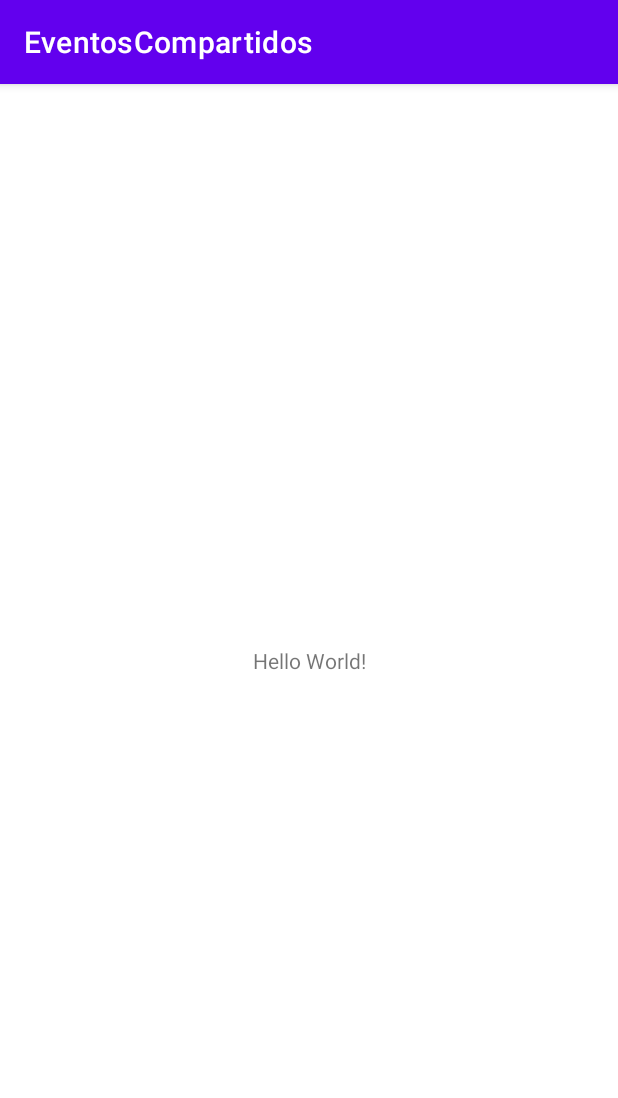
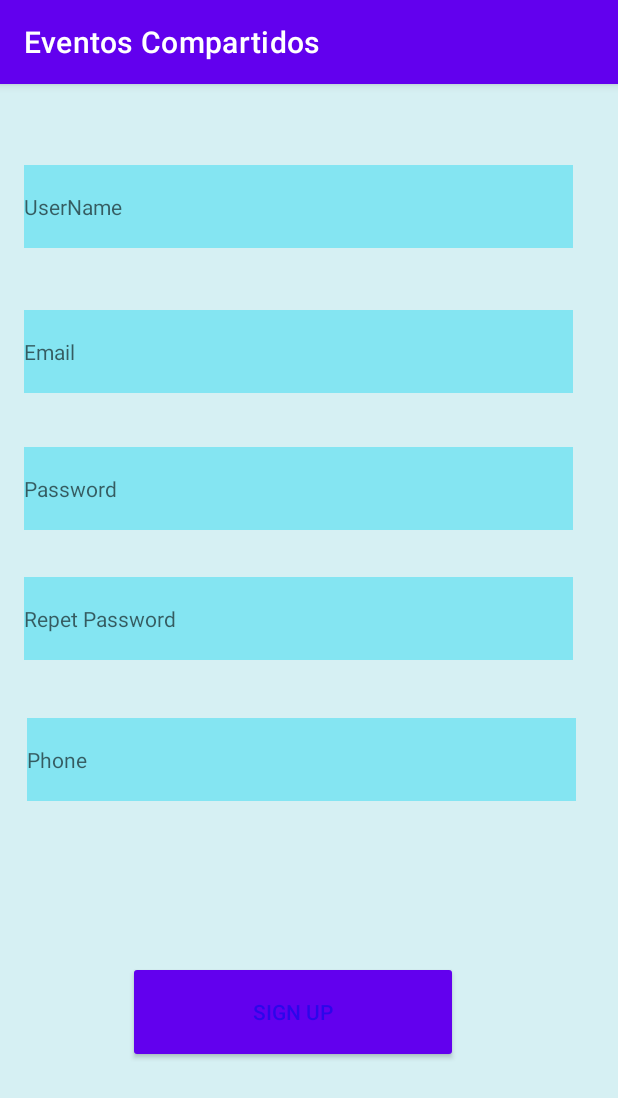
Before and after one commit to ChemaRuiz94/DesafioFinalAndroid, an Android app: the screen it shows after launch (MainActivity before the commit, SignUpActivity after it), on a phone screen of 412 x 824 dp. Shown: the top 1098 px of the screen. Run offline under Robolectric (Android 15) with nearby library versions, the light colour scheme and no system bars.

Commit message:
Commit - SignUp -> Diseño

```diff
--- a/app/src/main/AndroidManifest.xml
+++ b/app/src/main/AndroidManifest.xml
@@ -10,14 +10,18 @@
         android:supportsRtl="true"
         android:theme="@style/Theme.EventosCompartidos">
         <activity
-            android:name=".MainActivity"
-            android:exported="true">
+            android:name=".SignUpActivity"
+            android:exported="true" >
             <intent-filter>
                 <action android:name="android.intent.action.MAIN" />
 
                 <category android:name="android.intent.category.LAUNCHER" />
             </intent-filter>
         </activity>
+        <activity
+            android:name=".MainActivity"
+            android:exported="true">
+        </activity>
     </application>
 
 </manifest>
--- /dev/null
+++ b/app/src/main/java/com/chema/eventoscompartidos/SignUpActivity.kt
@@ -0,0 +1,11 @@
+package com.chema.eventoscompartidos
+
+import androidx.appcompat.app.AppCompatActivity
+import android.os.Bundle
+
+class SignUpActivity : AppCompatActivity() {
+    override fun onCreate(savedInstanceState: Bundle?) {
+        super.onCreate(savedInstanceState)
+        setContentView(R.layout.activity_sign_up)
+    }
+}
--- /dev/null
+++ b/app/src/main/res/layout/activity_sign_up.xml
@@ -0,0 +1,98 @@
+<?xml version="1.0" encoding="utf-8"?>
+<androidx.constraintlayout.widget.ConstraintLayout xmlns:android="http://schemas.android.com/apk/res/android"
+    xmlns:app="http://schemas.android.com/apk/res-auto"
+    xmlns:tools="http://schemas.android.com/tools"
+    android:layout_width="match_parent"
+    android:layout_height="match_parent"
+    tools:context=".SignUpActivity"
+    android:background="@color/bk_fondo_1_claro">
+
+    <EditText
+        android:id="@+id/ed_txt_userName_signUp"
+        android:layout_width="366dp"
+        android:layout_height="55dp"
+        android:ems="10"
+        android:hint="@string/userName"
+        style="@style/textBox_basic_style"
+        android:inputType="textPersonName"
+        app:layout_constraintBottom_toBottomOf="parent"
+        app:layout_constraintEnd_toEndOf="parent"
+        app:layout_constraintHorizontal_bias="0.355"
+        app:layout_constraintStart_toStartOf="parent"
+        app:layout_constraintTop_toTopOf="parent"
+        app:layout_constraintVertical_bias="0.076" />
+
+    <EditText
+        android:id="@+id/ed_txt_email_signUp"
+        android:layout_width="366dp"
+        android:layout_height="55dp"
+        android:ems="10"
+        android:inputType="textPersonName"
+        android:hint="@string/email"
+        style="@style/textBox_basic_style"
+        app:layout_constraintBottom_toBottomOf="parent"
+        app:layout_constraintEnd_toEndOf="parent"
+        app:layout_constraintHorizontal_bias="0.355"
+        app:layout_constraintStart_toStartOf="parent"
+        app:layout_constraintTop_toTopOf="parent"
+        app:layout_constraintVertical_bias="0.211" />
+
+    <EditText
+        android:id="@+id/ed_txt_pwd_signUp"
+        android:layout_width="366dp"
+        android:layout_height="55dp"
+        android:ems="10"
+        android:inputType="textPassword"
+        android:hint="@string/password"
+        style="@style/textBox_basic_style"
+        app:layout_constraintBottom_toBottomOf="parent"
+        app:layout_constraintEnd_toEndOf="parent"
+        app:layout_constraintHorizontal_bias="0.355"
+        app:layout_constraintStart_toStartOf="parent"
+        app:layout_constraintTop_toTopOf="parent"
+        app:layout_constraintVertical_bias="0.34" />
+
+    <EditText
+        android:id="@+id/ed_txt_pwd2_signUp"
+        android:layout_width="366dp"
+        android:layout_height="55dp"
+        android:ems="10"
+        android:inputType="textPassword"
+        android:hint="@string/repetPassword"
+        style="@style/textBox_basic_style"
+        app:layout_constraintBottom_toBottomOf="parent"
+        app:layout_constraintEnd_toEndOf="parent"
+        app:layout_constraintHorizontal_bias="0.355"
+        app:layout_constraintStart_toStartOf="parent"
+        app:layout_constraintTop_toTopOf="parent"
+        app:layout_constraintVertical_bias="0.461" />
+
+    <EditText
+        android:id="@+id/ed_txt_phone_signUp"
+        android:layout_width="366dp"
+        android:layout_height="55dp"
+        android:ems="10"
+        android:inputType="textPersonName"
+        android:hint="@string/phone"
+        style="@style/textBox_basic_style"
+        app:layout_constraintBottom_toBottomOf="parent"
+        app:layout_constraintEnd_toEndOf="parent"
+        app:layout_constraintHorizontal_bias="0.388"
+        app:layout_constraintStart_toStartOf="parent"
+        app:layout_constraintTop_toTopOf="parent"
+        app:layout_constraintVertical_bias="0.593" />
+
+    <Button
+        android:id="@+id/btn_confirmar_signUp"
+        style="@style/btn_basic_style"
+        android:layout_width="220dp"
+        android:layout_height="68dp"
+        android:backgroundTint="@color/bk_color_btn"
+        android:text="@string/signUp"
+        app:layout_constraintBottom_toBottomOf="parent"
+        app:layout_constraintEnd_toEndOf="parent"
+        app:layout_constraintHorizontal_bias="0.445"
+        app:layout_constraintStart_toStartOf="parent"
+        app:layout_constraintTop_toTopOf="parent"
+        app:layout_constraintVertical_bias="0.835" />
+</androidx.constraintlayout.widget.ConstraintLayout>
--- a/app/src/main/res/values/colors.xml
+++ b/app/src/main/res/values/colors.xml
@@ -7,4 +7,9 @@
     <color name="teal_700">#FF018786</color>
     <color name="black">#FF000000</color>
     <color name="white">#FFFFFFFF</color>
+
+    <color name="bk_fondo_1_claro">#d6f0f3</color>
+    <color name="bk_textBox_">#84e5f2</color>
+    <color name="txt_color_textBox">#2c06ea</color>
+    <color name="bk_color_btn">#88cedf</color>
 </resources>
--- a/app/src/main/res/values/strings.xml
+++ b/app/src/main/res/values/strings.xml
@@ -1,3 +1,10 @@
 <resources>
-    <string name="app_name">EventosCompartidos</string>
+    <string name="app_name">Eventos Compartidos</string>
+    <string name="signUp">Sign Up</string>
+    <string name="logIn">Login</string>
+    <string name="userName">UserName</string>
+    <string name="password">Password</string>
+    <string name="repetPassword">Repet Password</string>
+    <string name="email">Email</string>
+    <string name="phone">Phone</string>
 </resources>
--- a/app/src/main/res/values/themes.xml
+++ b/app/src/main/res/values/themes.xml
@@ -13,4 +13,15 @@
         <item name="android:statusBarColor" tools:targetApi="l">?attr/colorPrimaryVariant</item>
         <!-- Customize your theme here. -->
     </style>
+
+    <style name="btn_basic_style" parent="Widget.AppCompat.Button">
+        <item name="android:textColor">@color/txt_color_textBox</item>
+    </style>
+
+    <style name="textBox_basic_style" parent="TextAppearance.AppCompat">
+        <item name="android:background">@color/bk_textBox_</item>
+        <item name="android:textColor">@color/txt_color_textBox</item>
+        <item name="cornerRadius">10dp</item>
+    </style>
+
 </resources>
```
